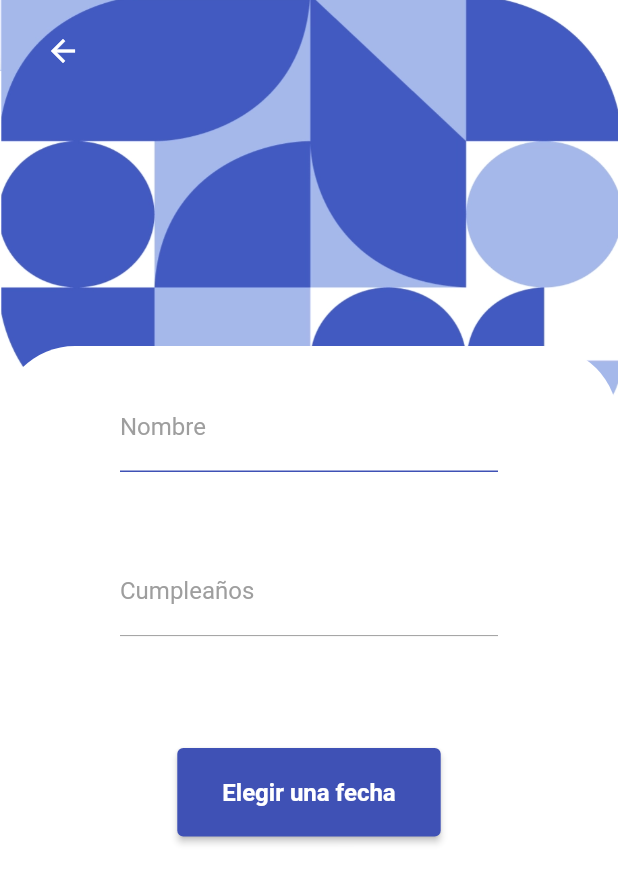
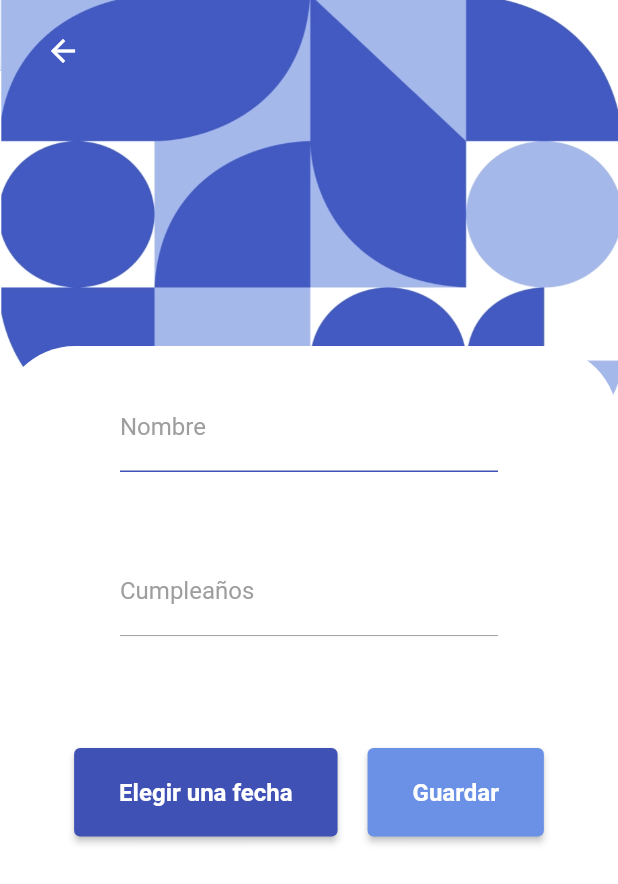
Before and after one commit to xJJALx/agenda_cumples, a Flutter app: the screen it shows after launch, after a tap on "nuevo", on a phone screen of 412 x 824 dp. Shown: the top 884 px of the screen. Run offline on Flutter 3.47's test engine with Material 2 defaults, Android fonts, the phone set to English and light mode, and no system bars; our stand-ins replace cloud_firestore, firebase_core, google_fonts; accounts and stored records are empty; network calls fail.

Commit message:
CumpleEditScreen

```diff
--- a/lib/presentation/routes/routes.dart
+++ b/lib/presentation/routes/routes.dart
@@ -4,7 +4,7 @@ import 'package:agenda_cumples/presentation/screens/screens.dart';
 final Map<String, Widget Function(BuildContext)> appRoutes = {
   'home': (_) => const HomeScreen(),
   'cumples': (_) => const CumplesScreen(),
-  'cumple-details': (_) => const CumpleDetailsScreen(),
+  'cumple-edit': (_) => const CumpleEditScreen(),
 };
 
 class CustomPageRoute extends PageRouteBuilder {
--- a/lib/presentation/screens/cumple_details/cumple_details.dart
+++ /dev/null
@@ -1,187 +0,0 @@
-import 'package:flutter/material.dart';
-import 'package:agenda_cumples/presentation/widgets/widgets.dart';
-
-class CumpleDetailsScreen extends StatelessWidget {
-  const CumpleDetailsScreen({Key? key}) : super(key: key);
-
-  @override
-  Widget build(BuildContext context) {
-    return Scaffold(
-      backgroundColor: Colors.white,
-      body: Stack(
-        children: const [
-          Background(),
-          BottomModal(),
-          BtnBack(),
-        ],
-      ),
-      // bottomSheet: CumpleForm(),
-    );
-  }
-}
-
-class Background extends StatelessWidget {
-  const Background({Key? key}) : super(key: key);
-
-  @override
-  Widget build(BuildContext context) {
-    final size = MediaQuery.of(context).size;
-
-    return Container(
-      height: size.height * 0.35,
-      decoration: const BoxDecoration(
-        image: DecorationImage(
-          image: AssetImage("assets/blueGeometricHorizontal.png"),
-          fit: BoxFit.fill,
-        ),
-      ),
-    );
-  }
-}
-
-class BottomModal extends StatelessWidget {
-  const BottomModal({Key? key}) : super(key: key);
-
-  @override
-  Widget build(BuildContext context) {
-    return DraggableScrollableSheet(
-      initialChildSize: 0.72,
-      builder: (context, scrollController) => Container(
-        decoration: const BoxDecoration(
-          color: Colors.white,
-          borderRadius: BorderRadius.vertical(top: Radius.circular(50.0)),
-        ),
-        child: const CumpleForm(),
-      ),
-    );
-  }
-}
-
-class CumpleForm extends StatefulWidget {
-  const CumpleForm({Key? key}) : super(key: key);
-
-  @override
-  State<CumpleForm> createState() => _CumpleFormState();
-}
-
-class _CumpleFormState extends State<CumpleForm> {
-  @override
-  Widget build(BuildContext context) {
-    TextEditingController cumpleController = TextEditingController();
-    bool nuevo = false;
-
-    return Form(
-      child: Column(
-        children: [
-          Container(
-            margin: const EdgeInsets.symmetric(vertical: 25, horizontal: 80),
-            // Todo: provider con el nombre del cumpleañero
-            child: TextFormField(
-              decoration: InputDecorations.inputCumple(hintText: 'Miku...', labelText: 'Nombre'),
-            ),
-          ),
-          Container(
-            margin: const EdgeInsets.symmetric(vertical: 25, horizontal: 80),
-            child: TextFormField(
-              controller: cumpleController,
-              enabled: false,
-              // Todo: evaluar si hay fecha es porq se selecionó cumpleañero
-              decoration: InputDecorations.inputCumple(
-                hintText: '',
-                labelText: 'Cumpleaños',
-              ),
-            ),
-          ),
-          const SizedBox(height: 50),
-          ElevatedButton(
-            style: ElevatedButton.styleFrom(
-              primary: Colors.indigo,
-              padding: const EdgeInsets.symmetric(horizontal: 30, vertical: 20),
-              textStyle: const TextStyle(fontSize: 16, fontWeight: FontWeight.w700),
-            ),
-            onPressed: () => _elegirFecha(context, cumpleController),
-            child: const Text('Elegir una fecha'),
-          ),
-        ],
-      ),
-    );
-  }
-
-  void _elegirFecha(BuildContext context, TextEditingController cumpleController) async {
-    DateTime? newDate = await showDatePicker(
-      context: context,
-      initialDate: DateTime.now(),
-      firstDate: DateTime(1900),
-      lastDate: DateTime.now().add(const Duration(days: 365)),
-    );
-
-    cumpleController.text = '${newDate!.day}/${newDate.month}/${newDate.year}';
-  }
-}
-
-// Forma 2: metiendo la logica en la funcion on Pressed
-
-// class CumpleForm extends StatefulWidget {
-//   const CumpleForm({Key? key}) : super(key: key);
-
-//   @override
-//   State<CumpleForm> createState() => _CumpleFormState();
-// }
-
-// class _CumpleFormState extends State<CumpleForm> {
-//   @override
-//   Widget build(BuildContext context) {
-//     TextEditingController cumpleController = TextEditingController();
-//     bool nuevo = false;
-
-//     return Form(
-//       child: Column(
-//         children: [
-//           Container(
-//             margin: const EdgeInsets.symmetric(vertical: 25, horizontal: 80),
-//             // Todo: provider con el nombre del cumpleañero
-//             child: TextFormField(
-//               decoration: InputDecorations.inputCumple(hintText: 'Miku...', labelText: 'Nombre'),
-//             ),
-//           ),
-//           Container(
-//             margin: const EdgeInsets.symmetric(vertical: 25, horizontal: 80),
-//             child: TextFormField(
-//               controller: cumpleController,
-//               enabled: false,
-//               // Todo: evaluar si hay fecha es porq se selecionó cumpleañero
-//               decoration: InputDecorations.inputCumple(
-//                 hintText: '',
-//                 labelText: 'Cumpleaños',
-//               ),
-//             ),
-//           ),
-//           const SizedBox(height: 50),
-//           ElevatedButton(
-//             style: ElevatedButton.styleFrom(
-//               primary: Colors.indigo,
-//               padding: const EdgeInsets.symmetric(horizontal: 30, vertical: 20),
-//               textStyle: const TextStyle(fontSize: 16, fontWeight: FontWeight.w700),
-//             ),
-//             onPressed: () async {
-//               DateTime? newDate = await _elegirFecha(context);
-//               cumpleController.text = '${newDate!.day}/${newDate.month}/${newDate.year}';
-//             },
-//             child: const Text('Elegir una fecha'),
-//           ),
-//         ],
-//       ),
-//     );
-//   }
-
-//   Future<DateTime?> _elegirFecha(BuildContext context) {
-//     final DateTime initialDate = DateTime.now();
-
-//     return showDatePicker(
-//       context: context,
-//       initialDate: initialDate,
-//       firstDate: DateTime(1900),
-//       lastDate: DateTime.now().add(const Duration(days: 365)),
-//     );
-//   }
-// }
--- /dev/null
+++ b/lib/presentation/screens/cumple_details/cumple_edit.dart
@@ -0,0 +1,167 @@
+import 'package:agenda_cumples/presentation/providers/cumple_provider.dart';
+import 'package:flutter/material.dart';
+import 'package:agenda_cumples/presentation/widgets/widgets.dart';
+import 'package:provider/provider.dart';
+
+class CumpleEditScreen extends StatelessWidget {
+  const CumpleEditScreen({Key? key}) : super(key: key);
+
+  @override
+  Widget build(BuildContext context) {
+    return Scaffold(
+      backgroundColor: Colors.white,
+      body: Stack(
+        children: const [
+          Background(),
+          BottomModal(),
+          BtnBack(),
+        ],
+      ),
+      // bottomSheet: CumpleForm(),
+    );
+  }
+}
+
+class Background extends StatelessWidget {
+  const Background({Key? key}) : super(key: key);
+
+  @override
+  Widget build(BuildContext context) {
+    final size = MediaQuery.of(context).size;
+
+    return Container(
+      height: size.height * 0.35,
+      decoration: const BoxDecoration(
+        image: DecorationImage(
+          image: AssetImage("assets/blueGeometricHorizontal.png"),
+          fit: BoxFit.fill,
+        ),
+      ),
+    );
+  }
+}
+
+class BottomModal extends StatelessWidget {
+  const BottomModal({Key? key}) : super(key: key);
+
+  @override
+  Widget build(BuildContext context) {
+    return DraggableScrollableSheet(
+      initialChildSize: 0.72,
+      builder: (context, scrollController) => Container(
+        decoration: const BoxDecoration(
+          color: Colors.white,
+          borderRadius: BorderRadius.vertical(top: Radius.circular(50.0)),
+        ),
+        child: const CumpleForm(),
+      ),
+    );
+  }
+}
+
+class CumpleForm extends StatefulWidget {
+  const CumpleForm({Key? key}) : super(key: key);
+
+  @override
+  State<CumpleForm> createState() => _CumpleFormState();
+}
+
+class _CumpleFormState extends State<CumpleForm> {
+  final TextEditingController cumpleController = TextEditingController();
+  final TextEditingController nameController = TextEditingController();
+  DateTime selectedDate = DateTime.now();
+  bool nuevo = true;
+
+  @override
+  Widget build(BuildContext context) {
+    final cumpleProvider = Provider.of<CumpleProvider>(context, listen: false);
+
+    return Form(
+      child: Column(
+        children: [
+          Container(
+            margin: const EdgeInsets.symmetric(vertical: 25, horizontal: 80),
+            // Todo: provider con el nombre del cumpleañero
+            child: TextFormField(
+              controller: nameController,
+              decoration: InputDecorations.inputCumple(hintText: 'Miku...', labelText: 'Nombre'),
+            ),
+          ),
+          Container(
+            margin: const EdgeInsets.symmetric(vertical: 25, horizontal: 80),
+            child: TextFormField(
+              controller: cumpleController,
+              enabled: false,
+              // Todo: evaluar si hay fecha es porq se selecionó cumpleañero
+              decoration: InputDecorations.inputCumple(
+                hintText: '',
+                labelText: 'Cumpleaños',
+              ),
+            ),
+          ),
+          const SizedBox(height: 50),
+          Row(
+            mainAxisAlignment: MainAxisAlignment.center,
+            children: [
+              ElevatedButton(
+                style: ElevatedButton.styleFrom(
+                  primary: Colors.indigo,
+                  padding: const EdgeInsets.symmetric(horizontal: 30, vertical: 20),
+                  textStyle: const TextStyle(fontSize: 16, fontWeight: FontWeight.w700),
+                ),
+                onPressed: () => _elegirFecha(context, cumpleController),
+                child: const Text('Elegir una fecha'),
+              ),
+              const SizedBox(width: 20),
+              ElevatedButton(
+                style: ElevatedButton.styleFrom(
+                  primary: const Color.fromARGB(255, 106, 145, 230),
+                  padding: const EdgeInsets.symmetric(horizontal: 30, vertical: 20),
+                  textStyle: const TextStyle(fontSize: 16, fontWeight: FontWeight.w700),
+                ),
+                onPressed: () {
+                  if (nuevo) _addCumple(cumpleProvider);
+
+                  if (!nuevo) {
+                    _updateCumple(cumpleProvider);
+                  }
+                },
+                child: const Text('Guardar'),
+              ),
+            ],
+          )
+        ],
+      ),
+    );
+  }
+
+  _addCumple(CumpleProvider cumpleProvider) {
+    if (nameController.text.isNotEmpty && cumpleController.text.isNotEmpty) {
+      cumpleProvider.addCumple(nameController.text, selectedDate);
+      print('GUARDANDO');
+    } else {
+      if (nameController.text.isEmpty) {
+        print('**************** NO HAY NOMBRE ***************');
+      }
+      if (cumpleController.text.isEmpty) {
+        print('**************** NO HAY CUMPLE ***************');
+      }
+    }
+  }
+
+  _updateCumple(CumpleProvider cumpleProvider) {
+    cumpleProvider.updateCumpleTest();
+  }
+
+  _elegirFecha(BuildContext context, TextEditingController cumpleController) async {
+    final DateTime? newDate = await showDatePicker(
+      context: context,
+      initialDate: DateTime.now(),
+      firstDate: DateTime(1900),
+      lastDate: DateTime.now().add(const Duration(days: 365)),
+    );
+
+    if (newDate != null) selectedDate = newDate;
+    cumpleController.text = '${newDate!.day}/${newDate.month}/${newDate.year}';
+  }
+}
--- a/lib/presentation/screens/screens.dart
+++ b/lib/presentation/screens/screens.dart
@@ -1,3 +1,3 @@
 export 'package:agenda_cumples/presentation/screens/cumples/cumples_screen.dart';
 export 'package:agenda_cumples/presentation/screens/home/home_screen.dart';
-export 'package:agenda_cumples/presentation/screens/cumple_details/cumple_details.dart';
+export 'package:agenda_cumples/presentation/screens/cumple_details/cumple_edit.dart';
```
Also changed, not shown: lib/presentation/screens/home/home_screen.dart (+6 -6 lines).
